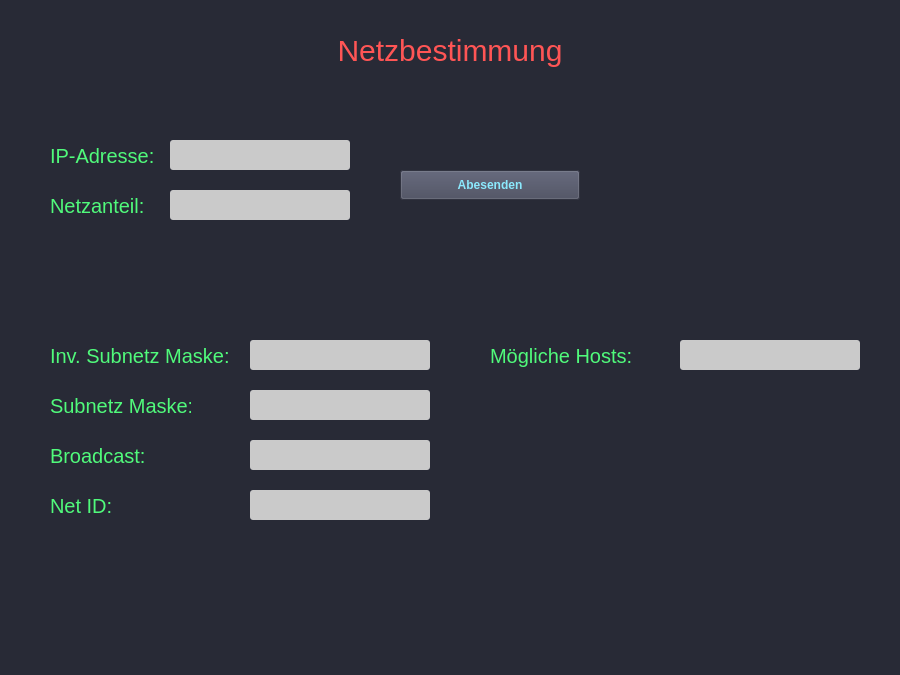
The window that mainwindow.ui (starball/agnus_v1) describes before a commit, drawn with Qt 5.
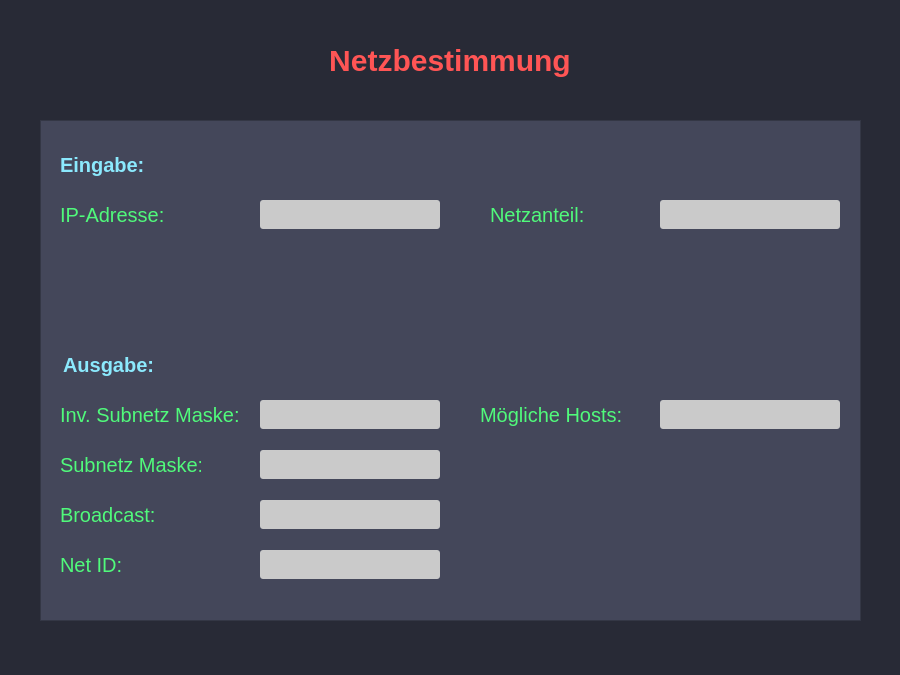
The same window after the commit.

The edit to the form file:
```diff
--- a/mainwindow.ui
+++ b/mainwindow.ui
@@ -22,32 +22,127 @@
    <string notr="true">background-color: rgb(40, 42, 54);</string>
   </property>
   <widget class="QWidget" name="centralwidget">
-   <widget class="QPushButton" name="btn_submit">
+   <widget class="QLabel" name="label">
     <property name="geometry">
      <rect>
-      <x>400</x>
-      <y>170</y>
+      <x>0</x>
+      <y>40</y>
+      <width>900</width>
+      <height>41</height>
+     </rect>
+    </property>
+    <property name="font">
+     <font>
+      <pointsize>-1</pointsize>
+      <weight>75</weight>
+      <bold>true</bold>
+     </font>
+    </property>
+    <property name="styleSheet">
+     <string notr="true">color: rgb(255, 85, 85);
+font-size: 30px;</string>
+    </property>
+    <property name="text">
+     <string>Netzbestimmung</string>
+    </property>
+    <property name="alignment">
+     <set>Qt::AlignCenter</set>
+    </property>
+   </widget>
+   <widget class="QFrame" name="frame">
+    <property name="geometry">
+     <rect>
+      <x>40</x>
+      <y>120</y>
+      <width>821</width>
+      <height>501</height>
+     </rect>
+    </property>
+    <property name="toolTipDuration">
+     <number>5</number>
+    </property>
+    <property name="styleSheet">
+     <string notr="true">background-color: rgb(68, 71, 90);</string>
+    </property>
+    <property name="frameShape">
+     <enum>QFrame::StyledPanel</enum>
+    </property>
+    <property name="frameShadow">
+     <enum>QFrame::Raised</enum>
+    </property>
+    <widget class="QTextEdit" name="list_inv_subnetz_maske">
+     <property name="geometry">
+      <rect>
+       <x>220</x>
+       <y>280</y>
       <width>180</width>
+       <height>29</height>
+      </rect>
+     </property>
+     <property name="font">
+      <font>
+       <pointsize>12</pointsize>
+      </font>
+     </property>
+     <property name="styleSheet">
+      <string notr="true">color: rgb(34, 34, 34);
+background-color:rgb(202, 202, 202);
+border-radius: 3px;</string>
+     </property>
+    </widget>
+    <widget class="QLabel" name="lbl_Ausgabe">
+     <property name="geometry">
+      <rect>
+       <x>23</x>
+       <y>230</y>
+       <width>120</width>
       <height>30</height>
      </rect>
     </property>
+     <property name="font">
+      <font>
+       <pointsize>15</pointsize>
+       <weight>75</weight>
+       <bold>true</bold>
+       <underline>false</underline>
+      </font>
+     </property>
     <property name="styleSheet">
      <string notr="true">color: rgb(139, 233, 253);
-background-color: rgb(68, 71, 90);
-botfer: 2px solid gb(34, 34, 34);
-font-weight: 900;</string>
+</string>
     </property>
     <property name="text">
-     <string>Abesenden</string>
+      <string>Ausgabe:</string>
+     </property>
+    </widget>
+    <widget class="QLineEdit" name="ln_edt_netzanteil">
+     <property name="geometry">
+      <rect>
+       <x>620</x>
+       <y>80</y>
+       <width>180</width>
+       <height>29</height>
+      </rect>
+     </property>
+     <property name="font">
+      <font>
+       <pointsize>15</pointsize>
+      </font>
+     </property>
+     <property name="styleSheet">
+      <string notr="true">color: rgb(34, 34, 34);
+background-color:rgb(202, 202, 202);
+border-radius: 3px;
+vorder: 10px solid #77a;</string>
     </property>
    </widget>
    <widget class="QLabel" name="lbl_ip_adresse">
     <property name="geometry">
      <rect>
-      <x>50</x>
-      <y>140</y>
+       <x>20</x>
+       <y>80</y>
       <width>120</width>
-      <height>31</height>
+       <height>30</height>
      </rect>
     </property>
     <property name="font">
@@ -62,16 +157,98 @@
      <string>IP-Adresse:</string>
     </property>
    </widget>
+    <widget class="QTextEdit" name="list_braodcast">
+     <property name="geometry">
+      <rect>
+       <x>220</x>
+       <y>380</y>
+       <width>180</width>
+       <height>29</height>
+      </rect>
+     </property>
+     <property name="font">
+      <font>
+       <pointsize>12</pointsize>
+      </font>
+     </property>
+     <property name="styleSheet">
+      <string notr="true">color: rgb(34, 34, 34);
+background-color:rgb(202, 202, 202);
+border-radius: 3px;</string>
+     </property>
+    </widget>
+    <widget class="QLabel" name="lbl_counted_hosts">
+     <property name="geometry">
+      <rect>
+       <x>440</x>
+       <y>280</y>
+       <width>180</width>
+       <height>30</height>
+      </rect>
+     </property>
+     <property name="font">
+      <font>
+       <pointsize>15</pointsize>
+      </font>
+     </property>
+     <property name="styleSheet">
+      <string notr="true">color:rgb(80, 250, 123);</string>
+     </property>
+     <property name="text">
+      <string>Mögliche Hosts:</string>
+     </property>
+    </widget>
+    <widget class="QLabel" name="lbl_subnet_mask">
+     <property name="geometry">
+      <rect>
+       <x>20</x>
+       <y>330</y>
+       <width>141</width>
+       <height>30</height>
+      </rect>
+     </property>
+     <property name="font">
+      <font>
+       <pointsize>15</pointsize>
+      </font>
+     </property>
+     <property name="styleSheet">
+      <string notr="true">color:rgb(80, 250, 123);</string>
+     </property>
+     <property name="text">
+      <string>Subnetz Maske:</string>
+     </property>
+    </widget>
+    <widget class="QTextEdit" name="list_counted_hosts">
+     <property name="geometry">
+      <rect>
+       <x>620</x>
+       <y>280</y>
+       <width>180</width>
+       <height>29</height>
+      </rect>
+     </property>
+     <property name="font">
+      <font>
+       <pointsize>12</pointsize>
+      </font>
+     </property>
+     <property name="styleSheet">
+      <string notr="true">color: rgb(34, 34, 34);
+background-color:rgb(202, 202, 202);
+border-radius: 3px;</string>
+     </property>
+    </widget>
    <widget class="QLineEdit" name="ln_edt_ip">
     <property name="enabled">
      <bool>true</bool>
     </property>
     <property name="geometry">
      <rect>
-      <x>170</x>
-      <y>140</y>
+       <x>220</x>
+       <y>80</y>
       <width>180</width>
-      <height>30</height>
+       <height>29</height>
      </rect>
     </property>
     <property name="font">
@@ -86,76 +263,13 @@
 vorder: 3px solid #77a;</string>
     </property>
    </widget>
-   <widget class="QLabel" name="lbl_netzanteil">
-    <property name="geometry">
-     <rect>
-      <x>50</x>
-      <y>190</y>
-      <width>120</width>
-      <height>31</height>
-     </rect>
-    </property>
-    <property name="font">
-     <font>
-      <pointsize>15</pointsize>
-     </font>
-    </property>
-    <property name="styleSheet">
-     <string notr="true">color:rgb(80, 250, 123);</string>
-    </property>
-    <property name="text">
-     <string>Netzanteil:</string>
-    </property>
-   </widget>
-   <widget class="QLineEdit" name="ln_edt_netzanteil">
-    <property name="geometry">
-     <rect>
-      <x>170</x>
-      <y>190</y>
-      <width>180</width>
-      <height>30</height>
-     </rect>
-    </property>
-    <property name="font">
-     <font>
-      <pointsize>15</pointsize>
-     </font>
-    </property>
-    <property name="styleSheet">
-     <string notr="true">color: rgb(34, 34, 34);
-background-color:rgb(202, 202, 202);
-border-radius: 3px;
-vorder: 10px solid #77a;</string>
-    </property>
-   </widget>
-   <widget class="QLabel" name="lbl_subnet_mask">
-    <property name="geometry">
-     <rect>
-      <x>50</x>
-      <y>390</y>
-      <width>141</width>
-      <height>31</height>
-     </rect>
-    </property>
-    <property name="font">
-     <font>
-      <pointsize>15</pointsize>
-     </font>
-    </property>
-    <property name="styleSheet">
-     <string notr="true">color:rgb(80, 250, 123);</string>
-    </property>
-    <property name="text">
-     <string>Subnetz Maske:</string>
-    </property>
-   </widget>
    <widget class="QLabel" name="lbl_net_id">
     <property name="geometry">
      <rect>
-      <x>50</x>
-      <y>490</y>
+       <x>20</x>
+       <y>430</y>
       <width>141</width>
-      <height>31</height>
+       <height>30</height>
      </rect>
     </property>
     <property name="font">
@@ -173,10 +287,10 @@
    <widget class="QTextEdit" name="list_net_id">
     <property name="geometry">
      <rect>
-      <x>250</x>
-      <y>490</y>
+       <x>220</x>
+       <y>430</y>
       <width>180</width>
-      <height>30</height>
+       <height>29</height>
      </rect>
     </property>
     <property name="font">
@@ -193,10 +307,10 @@
    <widget class="QTextEdit" name="list_subnet_mask">
     <property name="geometry">
      <rect>
-      <x>250</x>
-      <y>390</y>
+       <x>220</x>
+       <y>330</y>
       <width>180</width>
-      <height>30</height>
+       <height>29</height>
      </rect>
     </property>
     <property name="font">
@@ -213,10 +327,10 @@
    <widget class="QLabel" name="lbl_inv_subnetz_maske">
     <property name="geometry">
      <rect>
-      <x>50</x>
-      <y>340</y>
+       <x>20</x>
+       <y>280</y>
       <width>190</width>
-      <height>31</height>
+       <height>30</height>
      </rect>
     </property>
     <property name="font">
@@ -231,53 +345,13 @@
      <string>Inv. Subnetz Maske:</string>
     </property>
    </widget>
-   <widget class="QTextEdit" name="list_inv_subnetz_maske">
-    <property name="geometry">
-     <rect>
-      <x>250</x>
-      <y>340</y>
-      <width>180</width>
-      <height>30</height>
-     </rect>
-    </property>
-    <property name="font">
-     <font>
-      <pointsize>12</pointsize>
-     </font>
-    </property>
-    <property name="styleSheet">
-     <string notr="true">color: rgb(34, 34, 34);
-background-color:rgb(202, 202, 202);
-border-radius: 3px;</string>
-    </property>
-   </widget>
-   <widget class="QTextEdit" name="list_braodcast">
-    <property name="geometry">
-     <rect>
-      <x>250</x>
-      <y>440</y>
-      <width>180</width>
-      <height>30</height>
-     </rect>
-    </property>
-    <property name="font">
-     <font>
-      <pointsize>12</pointsize>
-     </font>
-    </property>
-    <property name="styleSheet">
-     <string notr="true">color: rgb(34, 34, 34);
-background-color:rgb(202, 202, 202);
-border-radius: 3px;</string>
-    </property>
-   </widget>
    <widget class="QLabel" name="lbl_boradcast">
     <property name="geometry">
      <rect>
-      <x>50</x>
-      <y>440</y>
+       <x>20</x>
+       <y>380</y>
       <width>141</width>
-      <height>31</height>
+       <height>30</height>
      </rect>
     </property>
     <property name="font">
@@ -292,66 +366,52 @@
      <string>Broadcast:</string>
     </property>
    </widget>
-   <widget class="QLabel" name="label">
+    <widget class="QLabel" name="lbl_netzanteil">
     <property name="geometry">
      <rect>
-      <x>0</x>
+       <x>450</x>
+       <y>80</y>
+       <width>120</width>
+       <height>30</height>
+      </rect>
+     </property>
+     <property name="font">
+      <font>
+       <pointsize>15</pointsize>
+      </font>
+     </property>
+     <property name="styleSheet">
+      <string notr="true">color:rgb(80, 250, 123);</string>
+     </property>
+     <property name="text">
+      <string>Netzanteil:</string>
+     </property>
+    </widget>
+    <widget class="QLabel" name="lbl_Eingabe">
+     <property name="geometry">
+      <rect>
+       <x>20</x>
       <y>30</y>
-      <width>900</width>
-      <height>41</height>
-     </rect>
-    </property>
-    <property name="styleSheet">
-     <string notr="true">color: rgb(255, 85, 85);
-font-size: 30px;</string>
-    </property>
-    <property name="text">
-     <string>Netzbestimmung</string>
-    </property>
-    <property name="alignment">
-     <set>Qt::AlignCenter</set>
-    </property>
-   </widget>
-   <widget class="QLabel" name="lbl_net_id_2">
-    <property name="geometry">
-     <rect>
-      <x>490</x>
-      <y>340</y>
-      <width>180</width>
-      <height>31</height>
-     </rect>
-    </property>
-    <property name="font">
-     <font>
-      <pointsize>15</pointsize>
-     </font>
-    </property>
-    <property name="styleSheet">
-     <string notr="true">color:rgb(80, 250, 123);</string>
-    </property>
-    <property name="text">
-     <string>Mögliche Hosts:</string>
-    </property>
-   </widget>
-   <widget class="QTextEdit" name="list_counted_hosts">
-    <property name="geometry">
-     <rect>
-      <x>680</x>
-      <y>340</y>
-      <width>180</width>
+       <width>119</width>
       <height>30</height>
      </rect>
     </property>
     <property name="font">
      <font>
-      <pointsize>12</pointsize>
+       <pointsize>15</pointsize>
+       <weight>75</weight>
+       <bold>true</bold>
+       <underline>false</underline>
      </font>
     </property>
     <property name="styleSheet">
-     <string notr="true">color: rgb(34, 34, 34);
-background-color:rgb(202, 202, 202);
-border-radius: 3px;</string>
-    </property>
+      <string notr="true">color: rgb(139, 233, 253);
+</string>
+     </property>
+     <property name="text">
+      <string>Eingabe:</string>
+     </property>
+    </widget>
    </widget>
   </widget>
   <widget class="QMenuBar" name="menubar">
```
Left out of the diff: 9 changed lines with no effect on the pictures. Lines whose indentation alone changed are shown as unchanged.
